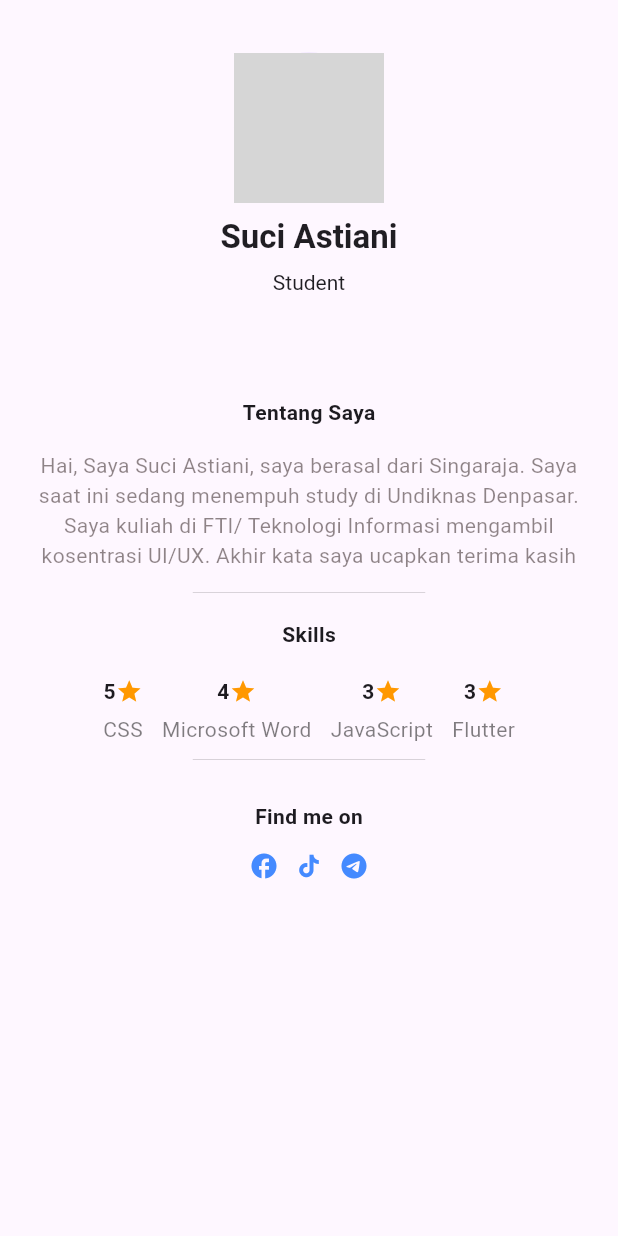
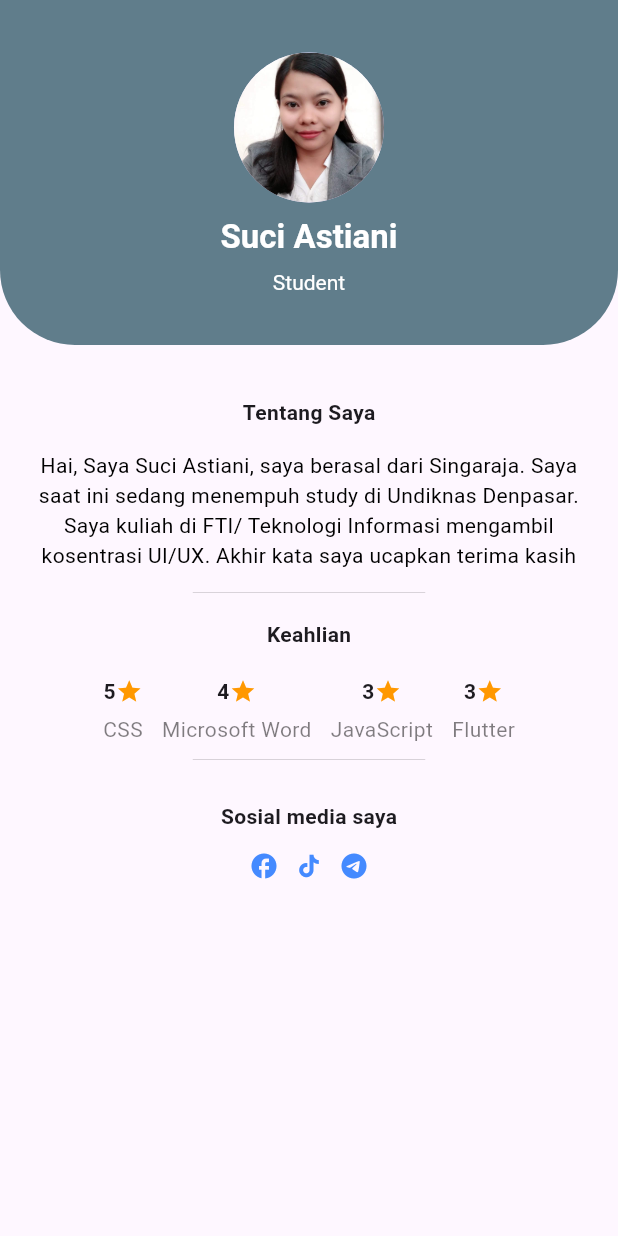
Before and after one commit to SuciAstiani/Projek_Flutter, a Flutter app: the screen it shows after launch, on a phone screen of 412 x 824 dp. Run offline on Flutter 3.47's test engine with Material 3 defaults, Android fonts, the phone set to English and light mode, and no system bars; grey boxes are pictures that could not be loaded.

Commit message:
add profile pictrue and fix warnings

```diff
--- a/lib/main.dart
+++ b/lib/main.dart
@@ -12,71 +12,89 @@ class MyApp extends StatelessWidget {
     return MaterialApp(
       home: Scaffold(
         appBar: AppBar(
-          shape: RoundedRectangleBorder(
+          shape: const RoundedRectangleBorder(
             borderRadius: BorderRadius.only(
               bottomLeft: Radius.circular(50),
-                  bottomRight: Radius.circular(50))),
+              bottomRight: Radius.circular(50),
+            ),
+          ),
           toolbarHeight: 230, // default is 56
           toolbarOpacity: 0.9,
-          title: Column(
+          backgroundColor: Colors.blueGrey,
+          title: const Column(
             children: [
               Center(
-                child: Container(
                 child: CircleAvatar(
                   radius: 50,
-                    backgroundImage: AssetImage('assets/images/me.jpg'),
+                  backgroundImage: AssetImage('assets/images/me.jpeg'),
+                ),
+              ),
+              Padding(
+                padding: EdgeInsets.all(9.0),
+                child: Text(
+                  "Suci Astiani",
+                  style: TextStyle(
+                    fontWeight: FontWeight.bold,
+                    color: Colors.white,
                   ),
                 ),
               ),
-              Padding(
-                padding: const EdgeInsets.all(9.0),
-                child: Text(
-                  "Suci Astiani",
-                  style: TextStyle(fontWeight: FontWeight.bold),
+              Text(
+                "Student",
+                style: TextStyle(
+                  height: 1,
+                  fontSize: 14,
+                  color: Colors.white,
                 ),
-              ),
-              Text("Student", style: TextStyle(height: 1, fontSize: 14))
+              )
             ],
           ),
         ),
         body: Center(
           child: Container(
             width: 400,
-            margin: EdgeInsets.only(top: 35),
+            margin: const EdgeInsets.only(top: 35),
             child: Column(
               children: [
-                Text("Tentang Saya", style: TextStyle(fontWeight: FontWeight.bold)),
+                const Text(
+                  "Tentang Saya",
+                  style: TextStyle(fontWeight: FontWeight.bold),
+                ),
                 Container(
-                    margin: EdgeInsets.all(15),
-                    child: Text(
+                  margin: const EdgeInsets.all(15),
+                  child: const Text(
                     "Hai, Saya Suci Astiani, saya berasal dari Singaraja. Saya saat ini sedang menempuh study di Undiknas Denpasar. Saya kuliah di FTI/ Teknologi Informasi mengambil kosentrasi UI/UX. Akhir kata saya ucapkan terima kasih",
                     maxLines: 4,
                     textAlign: TextAlign.center,
-                        style:
-                            TextStyle(color: Color.fromARGB(255, 31, 15, 15).withOpacity(0.5)))),
-                Container(
-                  width: 155,
-                  decoration: BoxDecoration(
-                      border: Border(
-                          bottom: BorderSide(color: Colors.black, width: 0.1))),
-                ),
-                Container(
-                  margin: EdgeInsets.all(10),
-                  child: Padding(
-                    padding: const EdgeInsets.all(8.0),
-                    child: Text("Skills",
-                        style: TextStyle(fontWeight: FontWeight.bold)),
+                    style: TextStyle(color: Colors.black),
                   ),
                 ),
                 Container(
-                    child: SizedBox(
+                  width: 155,
+                  decoration: const BoxDecoration(
+                    border: Border(
+                      bottom: BorderSide(color: Colors.black, width: 0.1),
+                    ),
+                  ),
+                ),
+                Container(
+                  margin: const EdgeInsets.all(10),
+                  child: const Padding(
+                    padding: EdgeInsets.all(8.0),
+                    child: Text(
+                      "Keahlian",
+                      style: TextStyle(fontWeight: FontWeight.bold),
+                    ),
+                  ),
+                ),
+                SizedBox(
                   width: 300,
                   child: Row(
                     mainAxisAlignment: MainAxisAlignment.spaceEvenly,
                     children: [
                       Column(
                         children: [
-                          Row(
+                          const Row(
                             children: [
                               Text(
                                 "5",
@@ -104,7 +122,7 @@ class MyApp extends StatelessWidget {
                       ),
                       Column(
                         children: [
-                          Row(
+                          const Row(
                             children: [
                               Text(
                                 "4",
@@ -132,7 +150,7 @@ class MyApp extends StatelessWidget {
                       ),
                       Column(
                         children: [
-                          Row(
+                          const Row(
                             children: [
                               Text(
                                 "3",
@@ -160,7 +178,7 @@ class MyApp extends StatelessWidget {
                       ),
                       Column(
                         children: [
-                          Row(
+                          const Row(
                             children: [
                               Text(
                                 "3",
@@ -188,24 +206,26 @@ class MyApp extends StatelessWidget {
                       ),
                     ],
                   ),
-                )),
-                Container(
-                  margin: EdgeInsets.only(top: 10),
-                  width: 155,
-                  decoration: BoxDecoration(
-                      border: Border(
-                          bottom: BorderSide(color: Colors.black, width: 0.1))),
                 ),
                 Container(
-                  margin: EdgeInsets.all(20),
-                  child: Column(children: [
+                  margin: const EdgeInsets.only(top: 10),
+                  width: 155,
+                  decoration: const BoxDecoration(
+                    border: Border(
+                      bottom: BorderSide(color: Colors.black, width: 0.1),
+                    ),
+                  ),
+                ),
+                Container(
+                  margin: const EdgeInsets.all(20),
+                  child: const Column(children: [
                     Row(
                       mainAxisAlignment: MainAxisAlignment.center,
                       children: [
                         Padding(
-                          padding: const EdgeInsets.all(8.0),
+                          padding: EdgeInsets.all(8.0),
                           child: Text(
-                            "Find me on",
+                            "Sosial media saya",
                             style: TextStyle(fontWeight: FontWeight.bold),
                           ),
                         ),
@@ -217,7 +237,7 @@ class MyApp extends StatelessWidget {
                           mainAxisAlignment: MainAxisAlignment.center,
                           children: [
                             Padding(
-                              padding: const EdgeInsets.all(5.0),
+                              padding: EdgeInsets.all(5.0),
                               child: Icon(
                                 Icons.facebook,
                                 color: Colors.blueAccent,
@@ -225,7 +245,7 @@ class MyApp extends StatelessWidget {
                               ),
                             ),
                             Padding(
-                              padding: const EdgeInsets.all(5.0),
+                              padding: EdgeInsets.all(5.0),
                               child: Icon(
                                 Icons.tiktok,
                                 color: Colors.blueAccent,
@@ -233,7 +253,7 @@ class MyApp extends StatelessWidget {
                               ),
                             ),
                             Padding(
-                              padding: const EdgeInsets.all(5.0),
+                              padding: EdgeInsets.all(5.0),
                               child: Icon(
                                 Icons.telegram,
                                 color: Colors.blueAccent,
--- a/pubspec.yaml
+++ b/pubspec.yaml
@@ -59,9 +59,8 @@ flutter:
   uses-material-design: true
 
   # To add assets to your application, add an assets section, like this:
-  # assets:
-  #   - images/a_dot_burr.jpeg
-  #   - images/a_dot_ham.jpeg
+  assets:
+   - assets/images/me.jpeg
 
   # An image asset can refer to one or more resolution-specific "variants", see
   # https://flutter.dev/assets-and-images/#resolution-aware
```
Also changed, not shown: assets/images/me.jpeg (added). Lines whose indentation alone changed are shown as unchanged.
